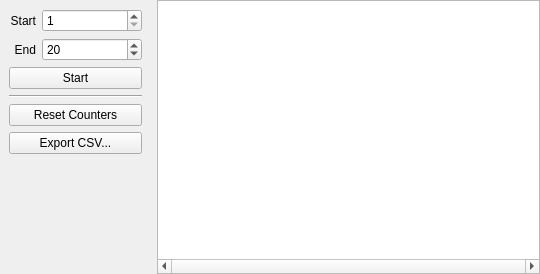
Qt form ui/multiview.ui (docsteer/sacnview) before a commit.
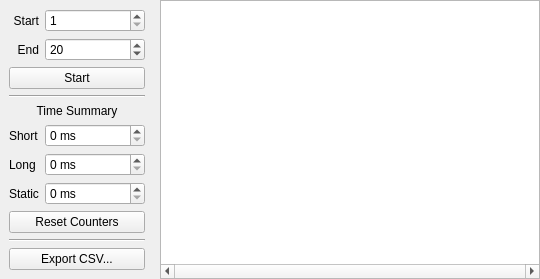
The same form after that commit. Icons and pictures are not drawn.

Commit message:
Allow config of timing summary
Hide column in single-universe view

Patch:
```diff
--- a/ui/multiview.ui
+++ b/ui/multiview.ui
@@ -19,12 +19,11 @@
   <property name="windowTitle">
    <string>Multi Universe View</string>
   </property>
-   <property name="windowIcon">
-     <iconset resource="../res/resources.qrc">
-       <normaloff>:/icons/multi_universe_view.png</normaloff>:/icons/multi_universe_view.png
-     </iconset>
-   </property>
-   <layout class="QVBoxLayout" name="verticalLayout">
+  <property name="windowIcon">
+   <iconset>
+    <normaloff>:/icons/multi_universe_view.png</normaloff>:/icons/multi_universe_view.png</iconset>
+  </property>
+  <layout class="QVBoxLayout" name="verticalLayout">
    <property name="leftMargin">
     <number>0</number>
    </property>
@@ -42,6 +41,23 @@
      <item>
       <widget class="QWidget" name="widget" native="true">
        <layout class="QGridLayout" name="gridLayout">
+        <item row="2" column="0">
+         <widget class="QLabel" name="lblEndUniverse">
+          <property name="text">
+           <string>End</string>
+          </property>
+          <property name="alignment">
+           <set>Qt::AlignRight|Qt::AlignTrailing|Qt::AlignVCenter</set>
+          </property>
+         </widget>
+        </item>
+        <item row="8" column="0">
+         <widget class="QLabel" name="lblStatic">
+          <property name="text">
+           <string>Static</string>
+          </property>
+         </widget>
+        </item>
         <item row="1" column="0">
          <widget class="QLabel" name="lblStartUniverse">
           <property name="sizePolicy">
@@ -58,37 +74,19 @@
           </property>
          </widget>
         </item>
-        <item row="2" column="1">
-         <widget class="QSpinBox" name="spinUniverseMax">
-          <property name="sizePolicy">
-           <sizepolicy hsizetype="Minimum" vsizetype="Fixed">
-            <horstretch>0</horstretch>
-            <verstretch>0</verstretch>
-           </sizepolicy>
-          </property>
-          <property name="minimum">
-           <number>1</number>
-          </property>
-          <property name="maximum">
-           <number>63999</number>
-          </property>
-          <property name="value">
-           <number>20</number>
+        <item row="8" column="1">
+         <widget class="QSpinBox" name="spinStatic">
+          <property name="suffix">
+           <string> ms</string>
           </property>
          </widget>
         </item>
-        <item row="7" column="0">
-         <spacer name="verticalSpacer">
-          <property name="orientation">
-           <enum>Qt::Vertical</enum>
+        <item row="9" column="0" colspan="2">
+         <widget class="QPushButton" name="btnResetCounters">
+          <property name="text">
+           <string>Reset Counters</string>
           </property>
-          <property name="sizeHint" stdset="0">
-           <size>
-            <width>20</width>
-            <height>40</height>
-           </size>
-          </property>
-         </spacer>
+         </widget>
         </item>
         <item row="4" column="0" colspan="2">
          <widget class="Line" name="line">
@@ -119,13 +117,13 @@
           </property>
          </widget>
         </item>
-        <item row="2" column="0">
-         <widget class="QLabel" name="lblEndUniverse">
-          <property name="text">
-           <string>End</string>
+        <item row="6" column="1">
+         <widget class="QSpinBox" name="spinShort">
+          <property name="suffix">
+           <string> ms</string>
           </property>
-          <property name="alignment">
-           <set>Qt::AlignRight|Qt::AlignTrailing|Qt::AlignVCenter</set>
+          <property name="value">
+           <number>0</number>
           </property>
          </widget>
         </item>
@@ -139,20 +137,83 @@
           </property>
          </widget>
         </item>
-        <item row="5" column="0" colspan="2">
-         <widget class="QPushButton" name="btnResetCounters">
-          <property name="text">
-           <string>Reset Counters</string>
+        <item row="12" column="0">
+         <spacer name="verticalSpacer">
+          <property name="orientation">
+           <enum>Qt::Vertical</enum>
           </property>
-         </widget>
+          <property name="sizeHint" stdset="0">
+           <size>
+            <width>20</width>
+            <height>40</height>
+           </size>
+          </property>
+         </spacer>
         </item>
-        <item row="6" column="0" colspan="2">
+        <item row="11" column="0" colspan="2">
          <widget class="QPushButton" name="btnExport">
           <property name="text">
            <string>Export CSV...</string>
           </property>
          </widget>
         </item>
+        <item row="2" column="1">
+         <widget class="QSpinBox" name="spinUniverseMax">
+          <property name="sizePolicy">
+           <sizepolicy hsizetype="Minimum" vsizetype="Fixed">
+            <horstretch>0</horstretch>
+            <verstretch>0</verstretch>
+           </sizepolicy>
+          </property>
+          <property name="minimum">
+           <number>1</number>
+          </property>
+          <property name="maximum">
+           <number>63999</number>
+          </property>
+          <property name="value">
+           <number>20</number>
+          </property>
+         </widget>
+        </item>
+        <item row="7" column="1">
+         <widget class="QSpinBox" name="spinLong">
+          <property name="suffix">
+           <string> ms</string>
+          </property>
+         </widget>
+        </item>
+        <item row="6" column="0">
+         <widget class="QLabel" name="lblShortInt">
+          <property name="text">
+           <string>Short</string>
+          </property>
+         </widget>
+        </item>
+        <item row="7" column="0">
+         <widget class="QLabel" name="lblLong">
+          <property name="text">
+           <string>Long</string>
+          </property>
+         </widget>
+        </item>
+        <item row="5" column="0" colspan="2">
+         <widget class="QLabel" name="lblTime">
+          <property name="text">
+           <string>Time Summary</string>
+          </property>
+          <property name="alignment">
+           <set>Qt::AlignCenter</set>
+          </property>
+         </widget>
+        </item>
+        <item row="10" column="0" colspan="2">
+         <widget class="Line" name="line_2">
+          <property name="orientation">
+           <enum>Qt::Horizontal</enum>
+          </property>
+         </widget>
+        </item>
        </layout>
       </widget>
      </item>
```
The commit also changes 4 other files.
